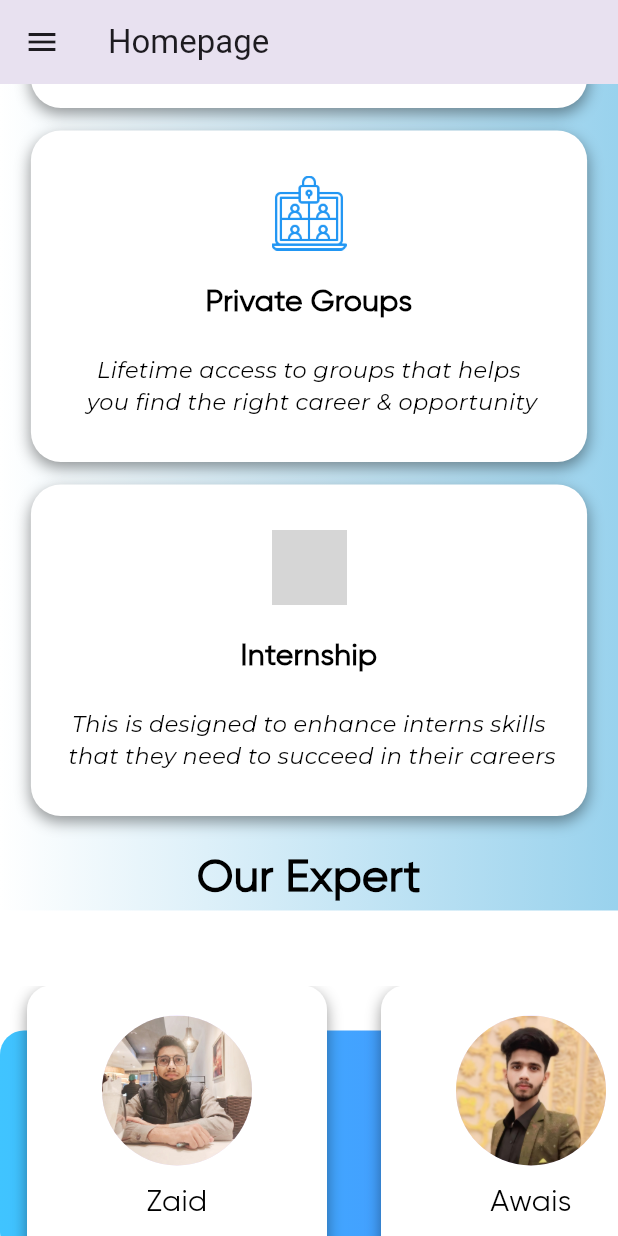
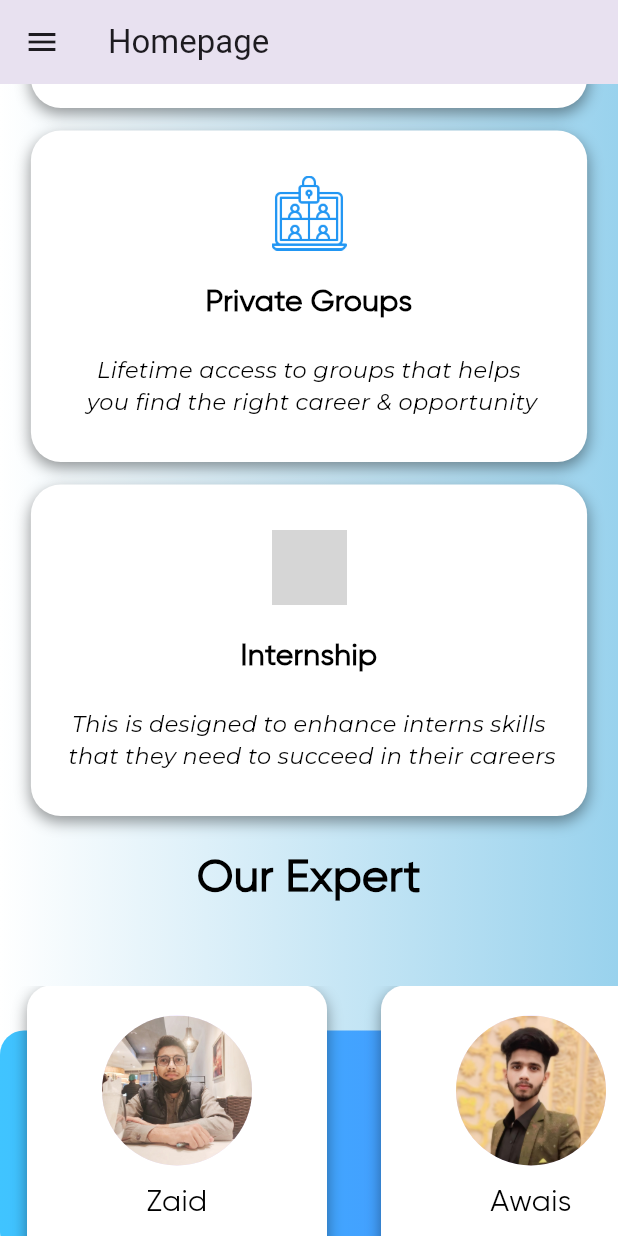
Before and after one commit to Rehman79/social_swirl_app, a Flutter app: the screen it shows after launch, scrolled down 1728 dp, on a phone screen of 412 x 824 dp. Run offline on Flutter 3.47's test engine with Material 3 defaults, Android fonts, the light colour scheme and no system bars; project files that could hold a hidden picture were left out; grey boxes are pictures that could not be loaded.

Commit message:
homepage UI

```diff
--- a/lib/utils/cont_stack_expert.dart
+++ b/lib/utils/cont_stack_expert.dart
@@ -7,12 +7,13 @@ class ContStackExpert extends StatelessWidget {
   @override
   Widget build(BuildContext context) {
     final size = MediaQuery.of(context).size;
+
     return Stack(
       children: [
         Container(
           width: double.infinity,
           height: 300,
-          color: Colors.white,
+          color: Colors.transparent,
         ),
         Positioned(
           top: 80,
@@ -34,11 +35,11 @@ class ContStackExpert extends StatelessWidget {
         ),
         Positioned(
           top: 50,
-          height: 210,
+          height: size.height * 0.25,
           width: size.width,
           child: ListView(
             scrollDirection: Axis.horizontal,
-            children: [
+            children: const [
               ExpertCard(
                   image: 'lib/assets/zaidsmm.jpg',
                   name: 'Zaid',
```
